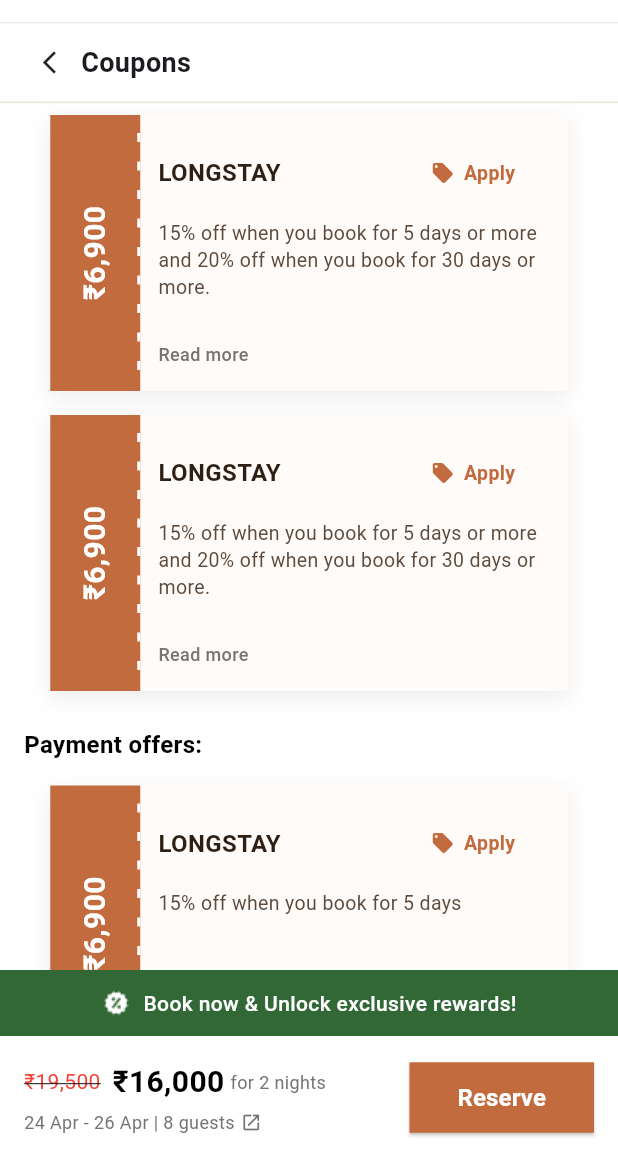
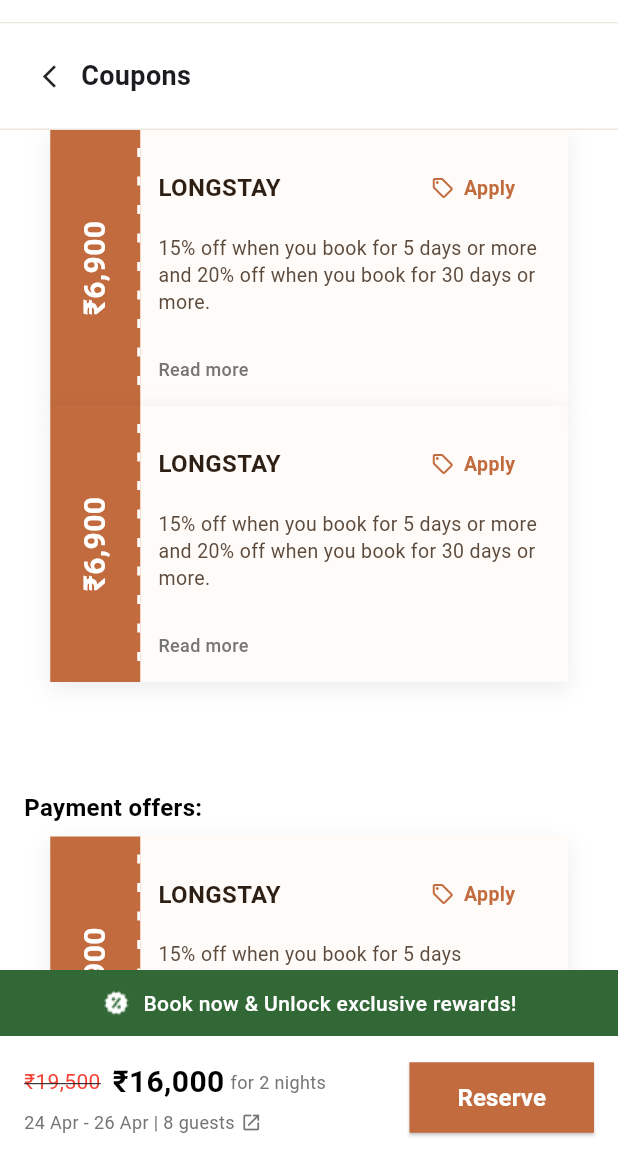
Before and after one commit to rajni2002491/spacez_app, a Flutter app: the screen it shows after launch, on a phone screen of 412 x 824 dp, the part 62-1236 px from its top. Run offline on Flutter 3.47's test engine with Material 3 defaults, Android fonts, the phone set to English and light mode, and no system bars; drawn by our look-alikes of dotted_line.

Commit message:
Update CouponsScreen layout with additional spacing, refactor CouponCard to use SizedBox for improved structure, and adjust CustomAppBar height for consistency.

```diff
--- a/lib/screens/user/coupons_screen.dart
+++ b/lib/screens/user/coupons_screen.dart
@@ -39,6 +39,7 @@ class CouponsScreen extends StatelessWidget {
                           description:
                               '15% off when you book for 5 days or more and 20% off when you book for 30 days or more.',
                         ),
+                        SizedBox(height: 56),
                         // Payment offers section
                         const Padding(
                           padding: EdgeInsets.fromLTRB(16, 16, 16, 8),
--- a/lib/widgets/coupon_card.dart
+++ b/lib/widgets/coupon_card.dart
@@ -20,10 +20,9 @@ class CouponCard extends StatelessWidget {
   @override
   Widget build(BuildContext context) {
     return Center(
-      child: Container(
+      child: SizedBox(
         width: 345,
         height: 184,
-        margin: const EdgeInsets.symmetric(vertical: 8),
         child: DecoratedBox(
           decoration: const BoxDecoration(
             color: Color(0xFFFFFBF8),
@@ -160,7 +159,7 @@ class _ApplyButton extends StatelessWidget {
         child: Row(
           mainAxisSize: MainAxisSize.min,
           children: const [
-            Icon(Icons.local_offer, size: 16, color: CouponCard._brandColor),
+            Icon(Icons.local_offer_outlined, size: 16, color: CouponCard._brandColor),
             SizedBox(width: 6),
             Text(
               'Apply',
--- a/lib/widgets/custom_app_bar.dart
+++ b/lib/widgets/custom_app_bar.dart
@@ -17,7 +17,7 @@ class CustomAppBar extends StatelessWidget implements PreferredSizeWidget {
         top: false,
         bottom: false,
         child: SizedBox(
-          height: preferredSize.height,
+          height: 70,
           child: Padding(
             padding: const EdgeInsets.symmetric(horizontal: 16),
             child: Row(
```
